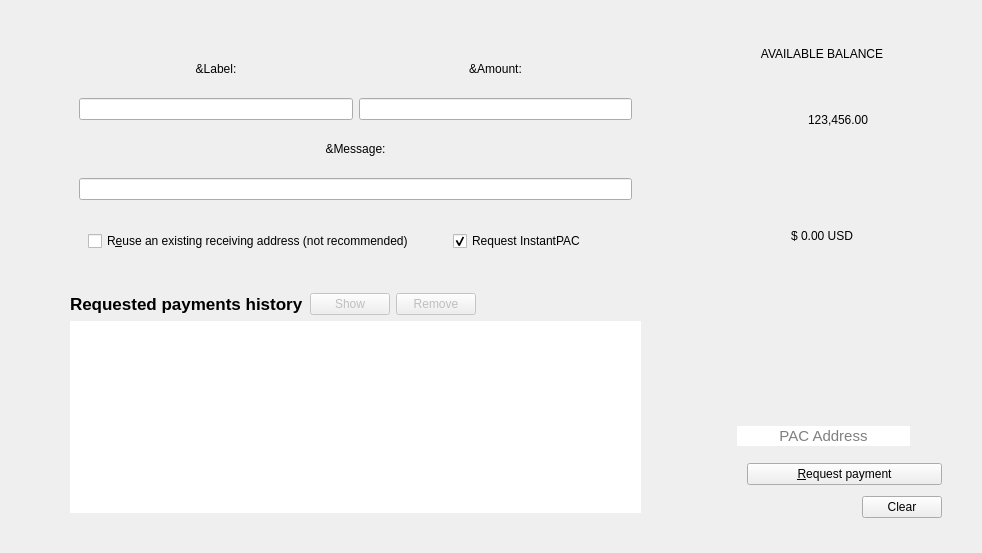
Old version of the form src/qt/forms/receivecoinsdialog.ui in the repository PACCommunity/PAC.
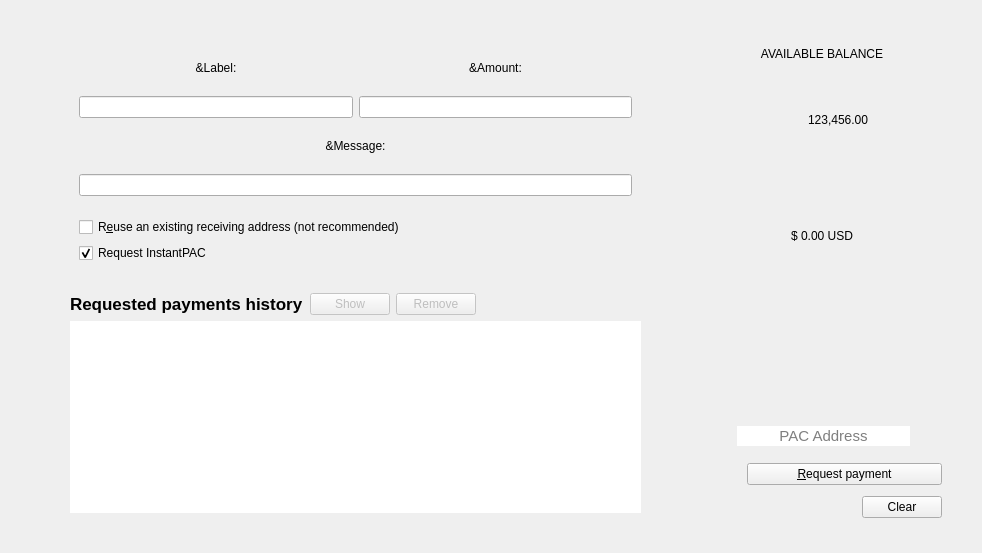
New version of the form. Icons and pictures are not drawn. Custom widgets are drawn as their Qt base class.

Commit message: Bug Fixed> The checkboxes on receive coins page were squeezing

What changed in the file:
```diff
--- a/src/qt/forms/receivecoinsdialog.ui
+++ b/src/qt/forms/receivecoinsdialog.ui
@@ -251,18 +251,11 @@
              </layout>
             </item>
             <item>
-             <widget class="QFrame" name="frameLabels">
-              <property name="sizePolicy">
-               <sizepolicy hsizetype="Expanding" vsizetype="Fixed">
-                <horstretch>0</horstretch>
-                <verstretch>0</verstretch>
-               </sizepolicy>
-              </property>
-              <layout class="QHBoxLayout" name="horizontalLayout_4">
+             <layout class="QVBoxLayout" name="verticalLayout_2">
                <item>
                 <widget class="QCheckBox" name="reuseAddress">
                  <property name="sizePolicy">
-                  <sizepolicy hsizetype="Preferred" vsizetype="Fixed">
+                 <sizepolicy hsizetype="Expanding" vsizetype="Fixed">
                    <horstretch>0</horstretch>
                    <verstretch>0</verstretch>
                   </sizepolicy>
@@ -284,7 +277,7 @@
                <item>
                 <widget class="QCheckBox" name="checkUseInstantSend">
                  <property name="sizePolicy">
-                  <sizepolicy hsizetype="Fixed" vsizetype="Fixed">
+                 <sizepolicy hsizetype="Expanding" vsizetype="Fixed">
                    <horstretch>0</horstretch>
                    <verstretch>0</verstretch>
                   </sizepolicy>
@@ -309,24 +302,7 @@
                  </property>
                 </widget>
                </item>
-               <item>
-                <spacer name="horizontalSpacer_4">
-                 <property name="orientation">
-                  <enum>Qt::Horizontal</enum>
-                 </property>
-                 <property name="sizeType">
-                  <enum>QSizePolicy::Preferred</enum>
-                 </property>
-                 <property name="sizeHint" stdset="0">
-                  <size>
-                   <width>20</width>
-                   <height>20</height>
-                  </size>
-                 </property>
-                </spacer>
-               </item>
-              </layout>
-             </widget>
+             </layout>
             </item>
            </layout>
           </widget>
```
Lines whose indentation alone changed are shown as unchanged.
